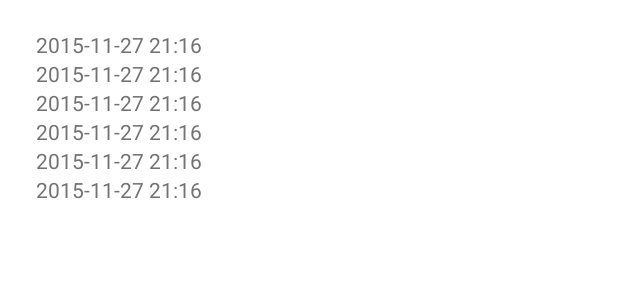
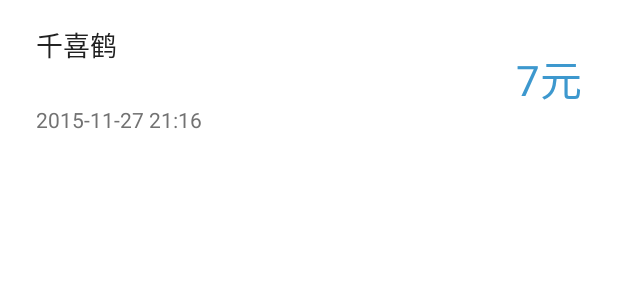
Before and after one commit to moiling/CQUPTCard, an Android app: the layout item_consumption.xml on its own in the app's theme, with its tools: preview values and no code run, on a phone screen of 412 x 824 dp. Shown: the top 300 px of the screen. Run offline under Robolectric (Android 15) with nearby library versions, the phone set to English and light mode, and no system bars; plain views replace MaterialRippleLayout.

Commit message:
流水线金额判断，初步ui，修复刷新页数未重设的问题

```diff
--- a/app/src/main/res/layout/item_card.xml
+++ b/app/src/main/res/layout/item_card.xml
@@ -12,7 +12,7 @@
     android:layout_marginRight="12dp"
     android:layout_marginTop="14dp"
     android:clickable="false"
-    app:cardBackgroundColor="#3d98ce"
+    app:cardBackgroundColor="@color/primary_blue"
     app:cardCornerRadius="4dp"
     app:cardElevation="2dp"
     app:cardUseCompatPadding="true">
@@ -21,7 +21,7 @@
         android:id="@+id/ripple"
         android:layout_width="match_parent"
         android:layout_height="match_parent"
-        app:mrl_rippleColor="#37b5ff"
+        app:mrl_rippleColor="@color/primary_light_blue"
         app:mrl_rippleDuration="500">
 
         <LinearLayout
--- a/app/src/main/res/layout/item_consumption.xml
+++ b/app/src/main/res/layout/item_consumption.xml
@@ -15,68 +15,43 @@
         app:mrl_rippleColor="@color/Gray"
         app:mrl_rippleDuration="500">
 
-        <LinearLayout
+        <RelativeLayout
+            android:paddingTop="16dp"
+            android:paddingBottom="16dp"
+            android:paddingLeft="24dp"
+            android:paddingRight="24dp"
             android:layout_width="match_parent"
-            android:layout_height="match_parent"
-            android:layout_marginBottom="20dp"
-            android:layout_marginTop="20dp"
-            android:orientation="vertical">
+            android:layout_height="wrap_content">
+
+            <TextView
+                android:id="@+id/tv_money"
+                tools:text="7元"
+                android:layout_centerVertical="true"
+                android:layout_alignParentRight="true"
+                android:textSize="28sp"
+                android:textColor="@color/primary_blue"
+                android:layout_width="wrap_content"
+                android:layout_height="wrap_content" />
+
+            <TextView
+                android:id="@+id/tv_place"
+                tools:text="千喜鹤"
+                android:textSize="18sp"
+                android:textColor="@color/primary_text"
+                android:layout_width="wrap_content"
+                android:layout_height="wrap_content"
+                />
 
             <TextView
                 android:id="@+id/tv_time"
+                android:layout_marginTop="12dp"
+                tools:text="2015-11-27 21:16"
+                android:textColor="@color/secondary_text"
+                android:layout_below="@id/tv_money"
                 android:layout_width="wrap_content"
-                android:layout_height="wrap_content"
-                android:layout_alignParentLeft="true"
-                android:layout_marginLeft="24dp"
-                android:textColor="@color/secondary_text"
-                tools:text="2015-11-27 21:16" />
+                android:layout_height="wrap_content" />
 
-            <TextView
-                android:id="@+id/tv_type"
-                android:layout_width="wrap_content"
-                android:layout_height="wrap_content"
-                android:layout_alignParentLeft="true"
-                android:layout_marginLeft="24dp"
-                android:textColor="@color/secondary_text"
-                tools:text="2015-11-27 21:16" />
-
-            <TextView
-                android:id="@+id/tv_money"
-                android:layout_width="wrap_content"
-                android:layout_height="wrap_content"
-                android:layout_alignParentLeft="true"
-                android:layout_marginLeft="24dp"
-                android:textColor="@color/secondary_text"
-                tools:text="2015-11-27 21:16" />
-
-            <TextView
-                android:id="@+id/tv_balance"
-                android:layout_width="wrap_content"
-                android:layout_height="wrap_content"
-                android:layout_alignParentLeft="true"
-                android:layout_marginLeft="24dp"
-                android:textColor="@color/secondary_text"
-                tools:text="2015-11-27 21:16" />
-
-            <TextView
-                android:id="@+id/tv_place"
-                android:layout_width="wrap_content"
-                android:layout_height="wrap_content"
-                android:layout_alignParentLeft="true"
-                android:layout_marginLeft="24dp"
-                android:textColor="@color/secondary_text"
-                tools:text="2015-11-27 21:16" />
-
-            <TextView
-                android:id="@+id/tv_place_detail"
-                android:layout_width="wrap_content"
-                android:layout_height="wrap_content"
-                android:layout_alignParentLeft="true"
-                android:layout_marginLeft="24dp"
-                android:textColor="@color/secondary_text"
-                tools:text="2015-11-27 21:16" />
-
-        </LinearLayout>
+        </RelativeLayout>
 
     </com.balysv.materialripple.MaterialRippleLayout>
 
--- a/app/src/main/res/values/colors.xml
+++ b/app/src/main/res/values/colors.xml
@@ -18,9 +18,8 @@
     <color name="primary_dark_color">#212121</color>
     <color name="accent_color">#fb941e</color>
 
-    <color name="title_green">#7BCECA</color>
-    <color name="red_primary_color">#ff9182</color>
-    <color name="blue_primary_color">#61a6d6</color>
+    <color name="primary_blue">#3d98ce</color>
+    <color name="primary_light_blue">#37b5ff</color>
 
     <color name="Gray">#bbbbbb</color>
 </resources>
```
Also changed, not shown: app/src/main/java/com/moi/cquptcard/ui/activity/ConsumptionActivity.java (+16 -8 lines), app/src/main/java/com/moi/cquptcard/ui/adapter/ConsumptionAdapter.java (+20 -11 lines).
